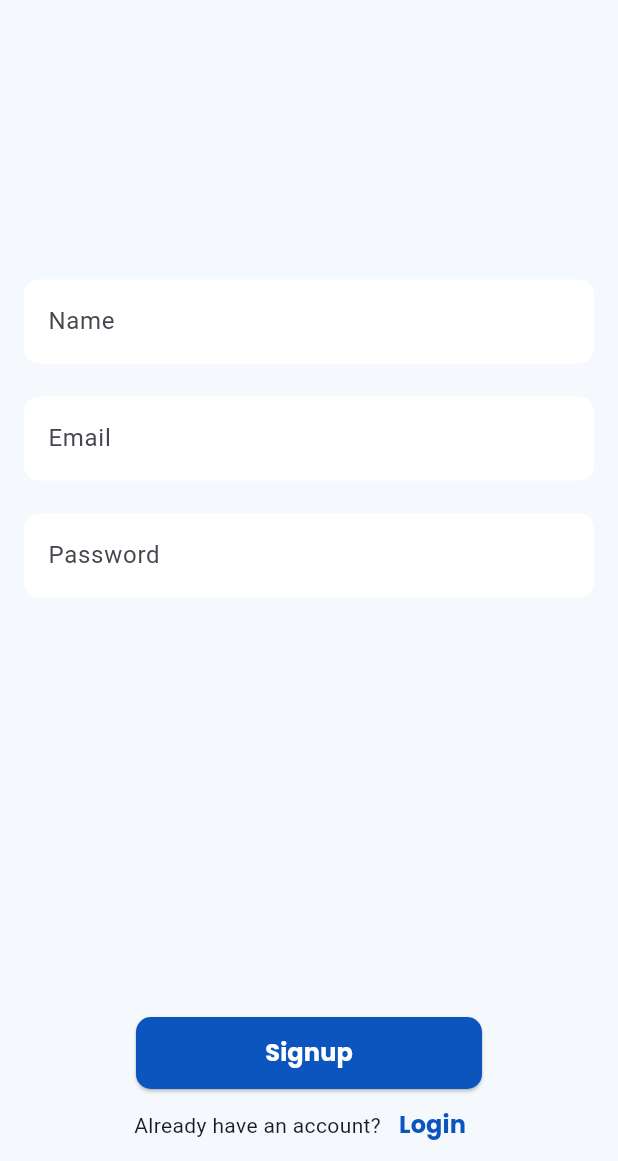
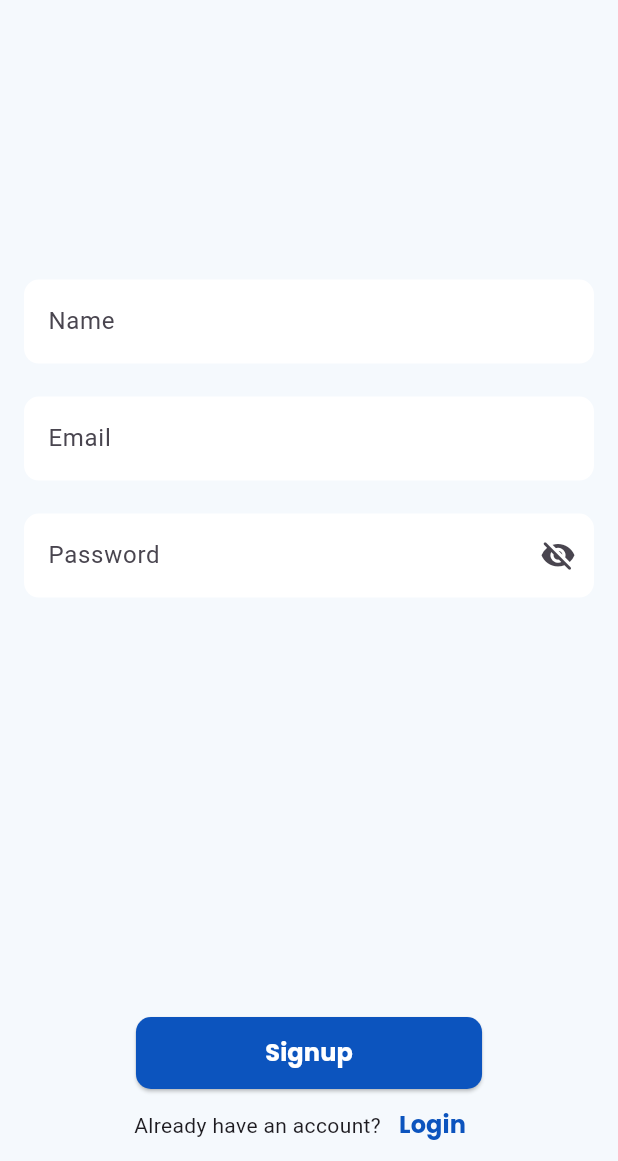
Before and after one commit to SanketRSalve/pingo_news, a Flutter app: the SignupWidget screen opened by its route, on a phone screen of 412 x 824 dp, the part 75-1236 px from its top. Run offline on Flutter 3.47's test engine with Material 3 defaults, Android fonts, the phone set to English and light mode, and no system bars; our stand-ins replace cloud_firestore, dio, firebase_auth, firebase_core, firebase_remote_config, go_router; accounts and stored records are empty; network calls fail.

Commit message:
code cleanup

```diff
--- a/lib/core/widgets/custom_text_form_field.dart
+++ b/lib/core/widgets/custom_text_form_field.dart
@@ -1,23 +1,32 @@
 import 'package:flutter/material.dart';
 
-class CustomTextFormField extends StatelessWidget {
+class CustomTextFormField extends StatefulWidget {
   const CustomTextFormField({
     super.key,
     required this.textController,
     this.hintText,
     this.validator,
+    this.isPassword = false,
   });
   final TextEditingController textController;
   final String? hintText;
   final String? Function(String?)? validator;
+  final bool isPassword;
 
+  @override
+  State<CustomTextFormField> createState() => _CustomTextFormFieldState();
+}
+
+class _CustomTextFormFieldState extends State<CustomTextFormField> {
+  bool _isObsured = true;
   @override
   Widget build(BuildContext context) {
     return TextFormField(
-      controller: textController,
-      validator: validator,
+      controller: widget.textController,
+      obscureText: widget.isPassword ? _isObsured : false,
+      validator: widget.validator,
       decoration: InputDecoration(
-        hintText: hintText,
+          hintText: widget.hintText,
           filled: true,
           fillColor: Colors.white,
           focusedBorder: OutlineInputBorder(
@@ -29,7 +38,17 @@ class CustomTextFormField extends StatelessWidget {
             borderSide: BorderSide.none,
           ),
           focusColor: Colors.pink,
-      ),
+          suffixIcon: widget.isPassword
+              ? IconButton(
+                  onPressed: () {
+                    setState(() {
+                      _isObsured = !_isObsured;
+                    });
+                  },
+                  icon: Icon(_isObsured
+                      ? Icons.visibility_off_rounded
+                      : Icons.visibility_rounded))
+              : null),
     );
   }
 }
--- /dev/null
+++ b/lib/features/authentication/presentation/widgets/primary_button.dart
@@ -0,0 +1,40 @@
+import 'package:flutter/material.dart';
+import 'package:lingo_news/core/theme/colors.dart';
+
+class PrimaryButton extends StatelessWidget {
+  const PrimaryButton({
+    super.key,
+    required this.label,
+    this.onPressed,
+  });
+
+  final void Function()? onPressed;
+
+  final String label;
+
+  @override
+  Widget build(BuildContext context) {
+    return SizedBox(
+      width: MediaQuery.of(context).size.width * 0.56,
+      height: 48.0,
+      child: ElevatedButton(
+        style: ElevatedButton.styleFrom(
+          shape: RoundedRectangleBorder(
+            borderRadius: BorderRadius.circular(10.0),
+          ),
+          backgroundColor: AppColors.primaryBlue,
+        ),
+        onPressed: onPressed,
+        child: Text(
+          label,
+          style: const TextStyle(
+            color: Colors.white,
+            fontFamily: "Poppins",
+            fontSize: 16,
+            fontWeight: FontWeight.bold,
+          ),
+        ),
+      ),
+    );
+  }
+}
--- a/lib/features/authentication/presentation/widgets/signup_widget.dart
+++ b/lib/features/authentication/presentation/widgets/signup_widget.dart
@@ -4,6 +4,7 @@ import 'package:lingo_news/core/theme/colors.dart';
 import 'package:lingo_news/core/utils/form_validators.dart';
 import 'package:lingo_news/features/authentication/controller/auth_provider.dart';
 import 'package:lingo_news/core/widgets/custom_text_form_field.dart';
+import 'package:lingo_news/features/authentication/presentation/widgets/primary_button.dart';
 import 'package:provider/provider.dart';
 
 class SignupWidget extends StatefulWidget {
@@ -75,6 +76,7 @@ class _SignupWidgetState extends State<SignupWidget> {
                       textController: _passwordController,
                       hintText: "Password",
                       validator: FormValidators.validatePassword,
+                      isPassword: true,
                     ),
                   ],
                 ),
@@ -83,17 +85,16 @@ class _SignupWidgetState extends State<SignupWidget> {
             const Spacer(flex: 3),
             Column(
               children: [
-                SizedBox(
-                  width: MediaQuery.of(context).size.width * 0.56,
-                  height: 48.0,
-                  child: ElevatedButton(
-                    style: ElevatedButton.styleFrom(
-                      shape: RoundedRectangleBorder(
-                        borderRadius: BorderRadius.circular(10.0),
-                      ),
-                      backgroundColor: AppColors.primaryBlue,
-                    ),
-                    onPressed: () {
+                Consumer<AuthProvider>(builder: (context, authProvider, child) {
+                  return authProvider.state.isLoading
+                      ? const Center(
+                          child: CircularProgressIndicator.adaptive(),
+                        )
+                      : PrimaryButton(
+                          label: "Signup",
+                          onPressed: authProvider.state.isLoading
+                              ? null
+                              : () {
                                   if (formKey.currentState!.validate()) {
                                     context.read<AuthProvider>().registerUser(
                                         _nameController.text,
@@ -101,17 +102,8 @@ class _SignupWidgetState extends State<SignupWidget> {
                                         _passwordController.text);
                                   }
                                 },
-                    child: const Text(
-                      "Signup",
-                      style: TextStyle(
-                        color: Colors.white,
-                        fontFamily: "Poppins",
-                        fontSize: 16,
-                        fontWeight: FontWeight.bold,
-                      ),
-                    ),
-                  ),
-                ),
+                        );
+                }),
                 Row(
                   mainAxisAlignment: MainAxisAlignment.center,
                   children: [
--- a/lib/features/newsfeed/api/newsfeed_api.dart
+++ b/lib/features/newsfeed/api/newsfeed_api.dart
@@ -1,5 +1,6 @@
 import 'package:dio/dio.dart';
 
+//TODO:Need to add this to Firebase Rmote config
 const API_KEY = "902c7b94467b4478909d0484d1125d67";
 
 class DioClient {
--- a/lib/features/newsfeed/controller/newsfeed_provider.dart
+++ b/lib/features/newsfeed/controller/newsfeed_provider.dart
@@ -1,6 +1,6 @@
 import 'package:flutter/material.dart';
 import 'package:lingo_news/core/utils/result_exception.dart';
-import 'package:lingo_news/features/firebase_remote_service/firebase_remote_service.dart';
+import 'package:lingo_news/core/firebase_remote_service/firebase_remote_service.dart';
 import 'package:lingo_news/features/newsfeed/models/article.dart';
 import 'package:lingo_news/features/newsfeed/models/newsfeed_state.dart';
 import 'package:lingo_news/features/newsfeed/service/newsfeed_service.dart';
--- a/lib/main.dart
+++ b/lib/main.dart
@@ -4,7 +4,7 @@ import 'package:lingo_news/core/routing/app_router.dart';
 import 'package:lingo_news/core/theme/app_theme.dart';
 import 'package:lingo_news/features/authentication/controller/auth_provider.dart';
 import 'package:lingo_news/features/authentication/service/auth_service.dart';
-import 'package:lingo_news/features/firebase_remote_service/firebase_remote_service.dart';
+import 'package:lingo_news/core/firebase_remote_service/firebase_remote_service.dart';
 import 'package:lingo_news/features/newsfeed/api/newsfeed_api.dart';
 import 'package:lingo_news/features/newsfeed/controller/newsfeed_provider.dart';
 import 'package:lingo_news/features/newsfeed/service/newsfeed_service.dart';
```
Also changed, not shown: lib/features/authentication/controller/auth_provider.dart (+38 -15 lines), lib/features/authentication/presentation/widgets/login_widget.dart (+20 -29 lines), lib/features/home/presentation/homepage.dart (+18 -2 lines), lib/features/newsfeed/service/newsfeed_service.dart (+3 -4 lines), lib/core/firebase_remote_service/firebase_remote_service.dart (renamed from lib/features/firebase_remote_service/firebase_remote_service.dart). Lines whose indentation alone changed are shown as unchanged.
